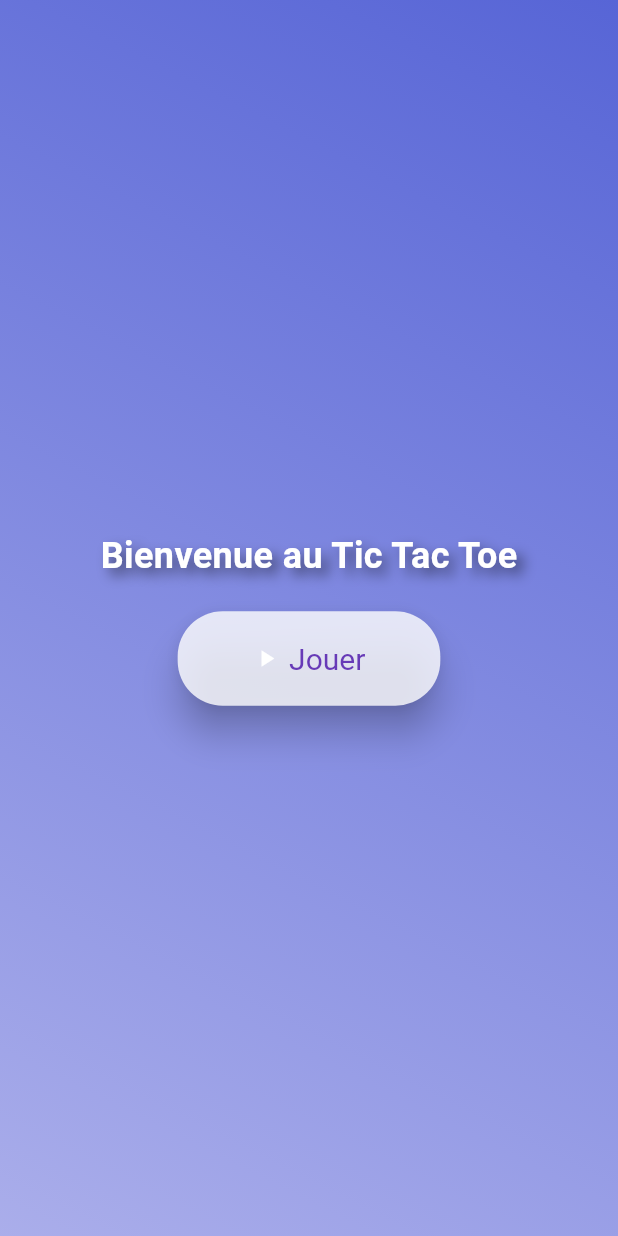
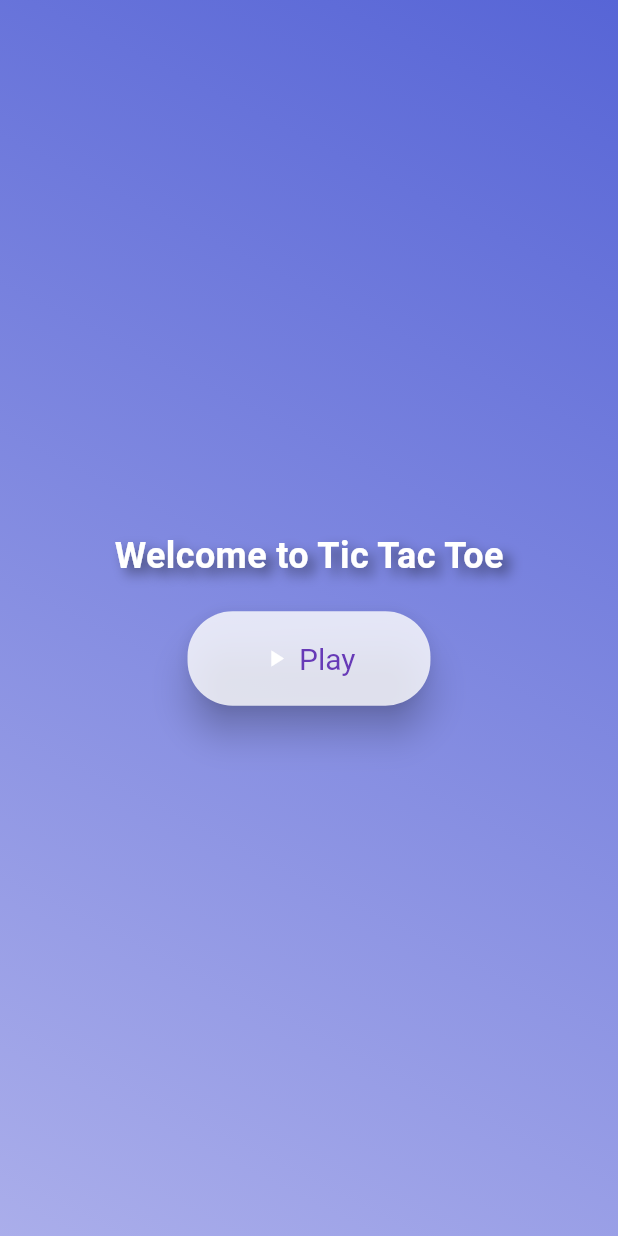
Before and after one commit to Camilleri-Nathan/Tic-Tac-Toe-Flutter, a Flutter app: the screen it shows after launch, on a phone screen of 412 x 824 dp. Run offline on Flutter 3.47's test engine with Material 3 defaults, Android fonts, the phone set to English and light mode, and no system bars; our stand-ins replace flutter_animate.

Commit message:
Remove flood comments and fix languages.

```diff
--- a/lib/main.dart
+++ b/lib/main.dart
@@ -1,5 +1,5 @@
 import 'package:flutter/material.dart';
-import 'package:tic_tac_toe_flutter/presentation/screens/home_screen.dart'; // Assurez-vous que le chemin est correct
+import 'package:tic_tac_toe_flutter/presentation/screens/home_screen.dart';
 
 void main() {
   runApp(const TicTacToeApp());
@@ -15,7 +15,7 @@ class TicTacToeApp extends StatelessWidget {
       theme: ThemeData(
         primarySwatch: Colors.blue,
       ),
-      home: const HomeScreen(), // Changé à HomeScreen ici
+      home: const HomeScreen(),
     );
   }
 }
--- a/lib/presentation/screens/home_screen.dart
+++ b/lib/presentation/screens/home_screen.dart
@@ -14,21 +14,19 @@ class HomeScreen extends StatefulWidget {
 class HomeScreenState extends State<HomeScreen> {
   @override
   Widget build(BuildContext context) {
-    // Utilisation du widget AnimatedBackground pour l'arrière-plan animé
     return Scaffold(
       body: AnimatedBackground(
         child: Center(
           child: Column(
             mainAxisSize: MainAxisSize.min,
             children: [
-              const WelcomeText(text: 'Bienvenue au Tic Tac Toe'), // Texte de bienvenue
-              const SizedBox(height: 20), // Espace entre le texte et le bouton
+              const WelcomeText(text: 'Welcome to Tic Tac Toe'),
+              const SizedBox(height: 20),
               CustomPlayButton(
                 onPressed: () {
-                  // Navigation vers GameScreen lorsque le bouton est pressé
                   Navigator.push(context, MaterialPageRoute(builder: (context) => const GameScreen()));
                 },
-                label: 'Jouer', // Texte du bouton
+                label: 'Play',
               ),
             ],
           ),
--- a/lib/presentation/widgets/animated_background.dart
+++ b/lib/presentation/widgets/animated_background.dart
@@ -21,7 +21,6 @@ class AnimatedBackgroundState extends State<AnimatedBackground> with SingleTicke
       vsync: this,
     )..repeat(reverse: true);
 
-    // Define the color transition from blue to purple.
     _colorAnimation = ColorTween(
       begin: Colors.blue,
       end: Colors.purple,
@@ -30,7 +29,7 @@ class AnimatedBackgroundState extends State<AnimatedBackground> with SingleTicke
 
   @override
   void dispose() {
-    _controller.dispose(); // Dispose of the controller when the widget is removed.
+    _controller.dispose();
     super.dispose();
   }
 
@@ -48,7 +47,7 @@ class AnimatedBackgroundState extends State<AnimatedBackground> with SingleTicke
               end: Alignment.bottomLeft,
               colors: [
                 _colorAnimation.value ?? Colors.blue, // Fallback to blue if null.
-                _colorAnimation.value?.withOpacity(0.5) ?? Colors.purple, // Make the end color slightly transparent.
+                _colorAnimation.value?.withOpacity(0.5) ?? Colors.purple,
               ],
             ),
           ),
--- a/lib/presentation/widgets/custom_play_button.dart
+++ b/lib/presentation/widgets/custom_play_button.dart
@@ -8,7 +8,7 @@ class CustomPlayButton extends StatelessWidget {
   const CustomPlayButton({
     super.key,
     required this.onPressed,
-    this.label = "Jouer",
+    this.label = "Play",
   });
 
   @override
--- a/lib/presentation/widgets/game_board.dart
+++ b/lib/presentation/widgets/game_board.dart
@@ -32,7 +32,7 @@ class GameBoard extends StatelessWidget {
   }
 
   Widget _buildGameTile(BuildContext context, int index) {
-    bool isWinningTile = winningTiles.contains(index); // Check if this tile is a winning tile.
+    bool isWinningTile = winningTiles.contains(index);
 
     // InkWell wraps each tile for tap detection.
     return InkWell(
--- a/lib/presentation/widgets/game_result_widget.dart
+++ b/lib/presentation/widgets/game_result_widget.dart
@@ -20,7 +20,7 @@ class GameResultWidget extends StatelessWidget {
         const SizedBox(height: 20),
         CustomPlayButton(
           onPressed: onReset,
-          label: "Rejouer",
+          label: "Play Again",
         ),
       ],
     );
--- a/lib/presentation/widgets/player_turn_widget.dart
+++ b/lib/presentation/widgets/player_turn_widget.dart
@@ -19,7 +19,7 @@ class PlayerTurnWidget extends StatelessWidget {
           borderRadius: BorderRadius.circular(10),
         ),
         child: Text(
-          "Tour du joueur : $currentPlayer",
+          "Player's turn : $currentPlayer",
           style: const TextStyle(
             fontSize: 24,
             fontWeight: FontWeight.bold,
```
